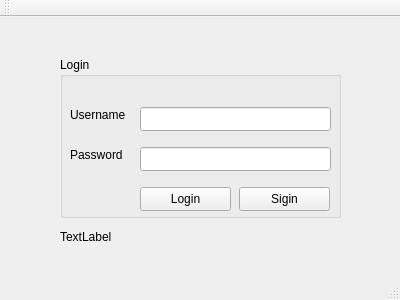
Before: the Qt Designer form client/ui/login.ui in s267562/Live-Text-Editor, drawn with Qt 5.
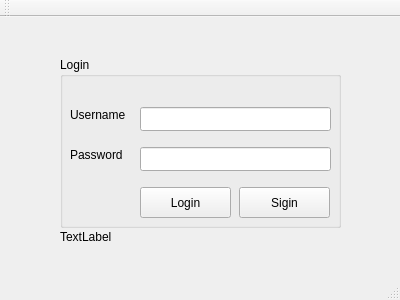
After: the same form once the commit is applied.

Diff of the .ui file:
```diff
--- a/client/ui/login.ui
+++ b/client/ui/login.ui
@@ -20,7 +20,7 @@
       <x>60</x>
       <y>40</y>
       <width>281</width>
-      <height>161</height>
+      <height>171</height>
      </rect>
     </property>
     <property name="title">
@@ -81,7 +81,7 @@
        <x>80</x>
        <y>130</y>
        <width>91</width>
-       <height>24</height>
+       <height>31</height>
       </rect>
      </property>
      <property name="text">
@@ -94,7 +94,7 @@
        <x>179</x>
        <y>130</y>
        <width>91</width>
-       <height>24</height>
+       <height>31</height>
       </rect>
      </property>
      <property name="text">
```
